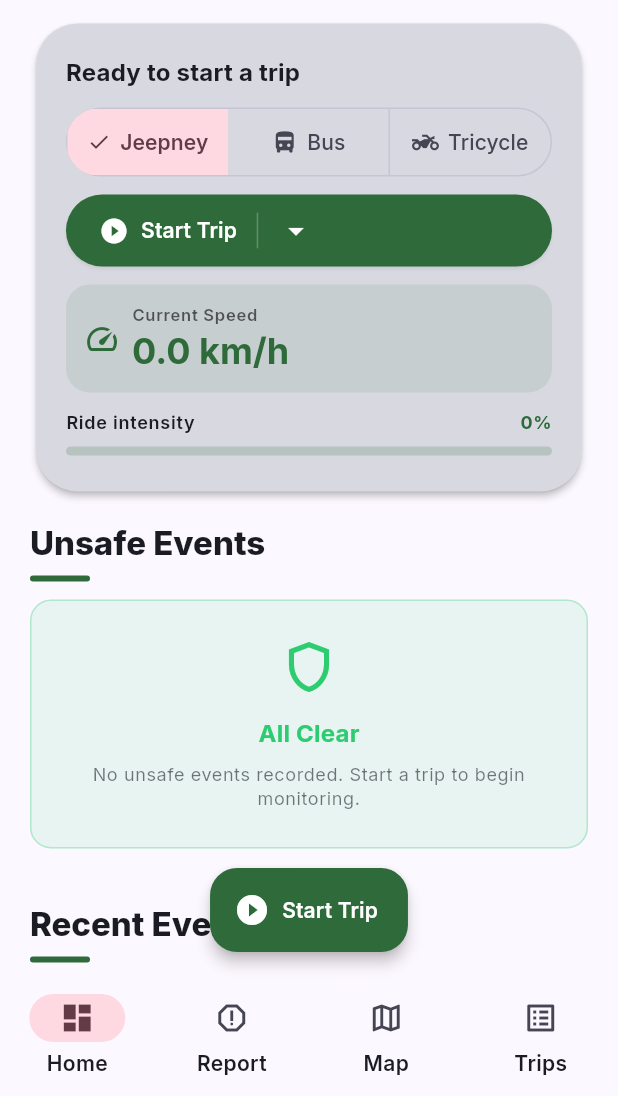
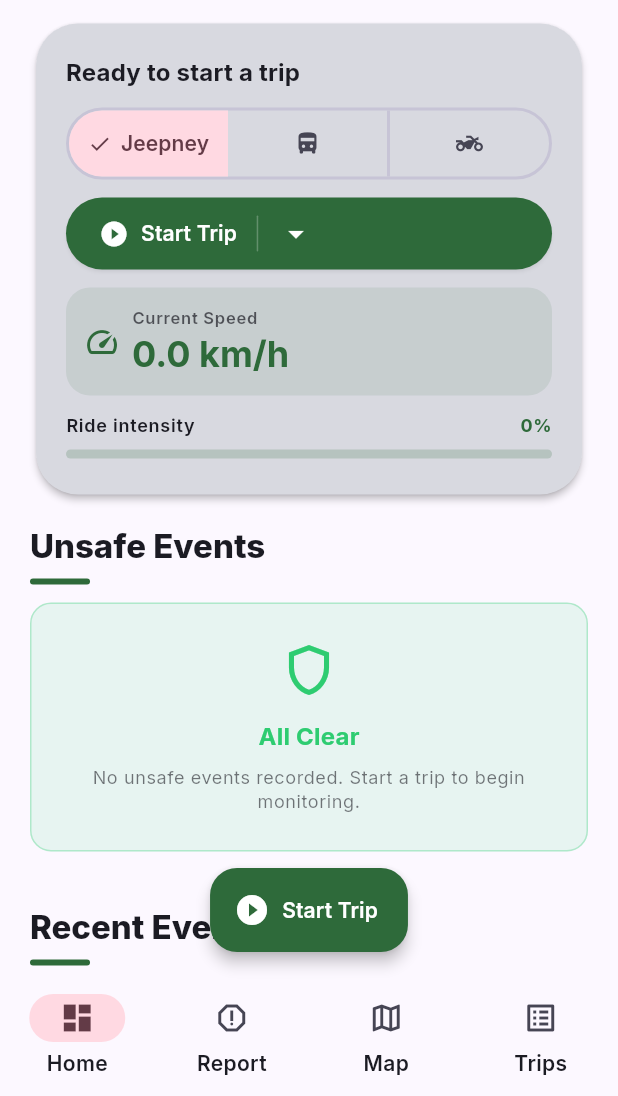
Before and after one commit to ashdejesus/saferide, a Flutter app: the screen it shows once a user with an empty profile is signed in, after a tap on "Learn More", on a phone screen of 412 x 824 dp, the part 140-1236 px from its top. Run offline on Flutter 3.47's test engine with Material 3 defaults, Android fonts, the phone set to English and light mode, and no system bars; our stand-ins replace cloud_firestore, connectivity_plus, firebase_auth, firebase_core, firebase_messaging, flutter_compass and 9 more; missing offline and left inert: flutter_map_marker_cluster; accounts and stored records are empty; project files that could hold a hidden picture were left out.

Commit message:
feat: implement dashboard screen and trip controller with M3 button group widget

```diff
--- a/lib/screens/dashboard_screen.dart
+++ b/lib/screens/dashboard_screen.dart
@@ -900,6 +900,31 @@ class _DashboardScreenState extends State<DashboardScreen>
       children: [
         const SectionHeader(title: 'Live Sensor Data'),
         const SizedBox(height: 12),
+        if (!controller.testMode && (controller.currentSpeed * 3.6) < 5.0)
+          Container(
+            margin: const EdgeInsets.only(bottom: 12),
+            padding: const EdgeInsets.symmetric(horizontal: 16, vertical: 12),
+            decoration: BoxDecoration(
+              color: const Color(0xFFF39C12).withOpacity(0.15),
+              borderRadius: BorderRadius.circular(12),
+              border: Border.all(color: const Color(0xFFF39C12).withOpacity(0.5)),
+            ),
+            child: Row(
+              children: [
+                const Icon(Icons.info_outline, color: Color(0xFFE67E22), size: 20),
+                const SizedBox(width: 12),
+                Expanded(
+                  child: Text(
+                    'Auto-detection is paused while stationary (speed < 5 km/h). Drive or enable Test Mode in Settings.',
+                    style: Theme.of(context).textTheme.bodySmall?.copyWith(
+                      color: const Color(0xFFD35400),
+                      fontWeight: FontWeight.w500,
+                    ),
+                  ),
+                ),
+              ],
+            ),
+          ),
         SensorDataCard(
           acceleration: controller.currentAcceleration,
           averageAcceleration: controller.averageAcceleration,
@@ -1602,10 +1627,21 @@ class _TripStatusPillState extends State<_TripStatusPill>
 
     return AnimatedSwitcher(
       duration: const Duration(milliseconds: 800),
+      layoutBuilder: (currentChild, previousChildren) {
+        return Stack(
+          alignment: Alignment.centerLeft,
+          children: <Widget>[
+            ...previousChildren,
+            if (currentChild != null) currentChild,
+          ],
+        );
+      },
       transitionBuilder: (child, animation) => FadeTransition(
         opacity: CurvedAnimation(parent: animation, curve: MotionScheme.effectsDefault),
-        child: ScaleTransition(
-          scale: CurvedAnimation(parent: animation, curve: MotionScheme.spatialDefault),
+        child: SizeTransition(
+          sizeFactor: CurvedAnimation(parent: animation, curve: MotionScheme.spatialDefault),
+          axis: Axis.horizontal,
+          axisAlignment: -1.0,
           child: child,
         ),
       ),
--- a/lib/widgets/m3_button_group.dart
+++ b/lib/widgets/m3_button_group.dart
@@ -29,7 +29,7 @@ class M3ButtonGroup<T> extends StatelessWidget {
         borderRadius: BorderRadius.circular(24),
         border: Border.all(
           color: colorScheme.outlineVariant,
-          width: 1,
+          width: 2,
         ),
       ),
       clipBehavior: Clip.antiAlias,
@@ -47,7 +47,7 @@ class M3ButtonGroup<T> extends StatelessWidget {
                 return const SizedBox.shrink();
               }
               return Container(
-                width: 1,
+                width: 2,
                 color: colorScheme.outlineVariant,
               );
             }
@@ -135,6 +135,13 @@ class _SegmentTileState<T> extends State<_SegmentTile<T>> {
             color: widget.isSelected
                 ? widget.colorScheme.secondaryContainer
                 : Colors.transparent,
+            borderRadius: widget.isFirst && widget.isLast
+                ? BorderRadius.circular(22)
+                : widget.isFirst
+                    ? const BorderRadius.horizontal(left: Radius.circular(22))
+                    : widget.isLast
+                        ? const BorderRadius.horizontal(right: Radius.circular(22))
+                        : null,
           ),
           child: Material(
             color: Colors.transparent,
@@ -152,26 +159,21 @@ class _SegmentTileState<T> extends State<_SegmentTile<T>> {
                         size: 16,
                         color: widget.colorScheme.onSecondaryContainer,
                       ),
-                      const SizedBox(width: 6),
+                      if (widget.segment.label != null) const SizedBox(width: 6),
                     ],
-                    if (widget.segment.icon != null && !widget.isSelected) ...[
+                    if (!widget.isSelected && widget.segment.icon != null) ...[
                       Icon(
                         (widget.segment.icon as Icon).icon,
                         size: 18,
-                        color: widget.isSelected
-                            ? widget.colorScheme.onSecondaryContainer
-                            : widget.colorScheme.onSurfaceVariant,
+                        color: widget.colorScheme.onSurfaceVariant,
                       ),
-                      if (widget.segment.label != null) const SizedBox(width: 6),
                     ],
-                    if (widget.segment.label != null)
+                    if (widget.isSelected && widget.segment.label != null)
                       Flexible(
                         child: DefaultTextStyle.merge(
                           style: Theme.of(context).textTheme.labelLarge!.copyWith(
-                            color: widget.isSelected
-                                ? widget.colorScheme.onSecondaryContainer
-                                : widget.colorScheme.onSurfaceVariant,
-                            fontWeight: widget.isSelected ? FontWeight.w600 : FontWeight.w500,
+                            color: widget.colorScheme.onSecondaryContainer,
+                            fontWeight: FontWeight.w600,
                           ),
                           child: widget.segment.label!,
                         ),
```
Also changed, not shown: lib/state/trip_controller.dart (+8 -2 lines).
